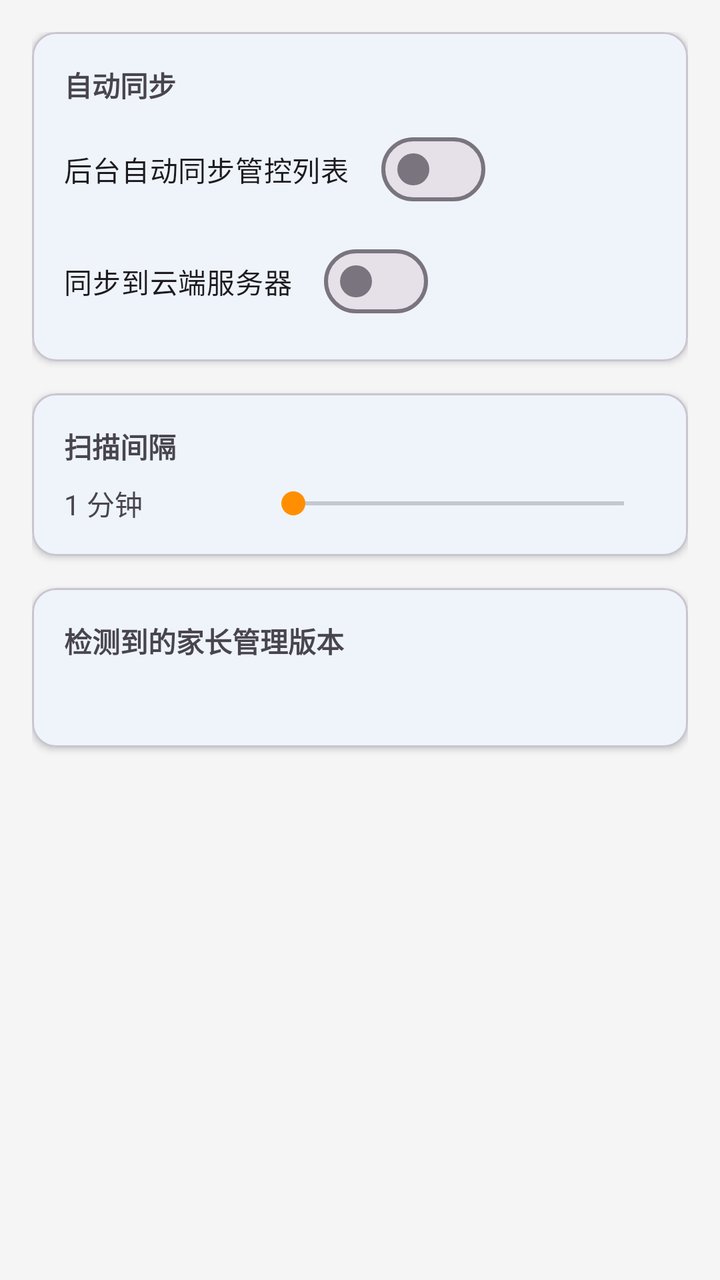
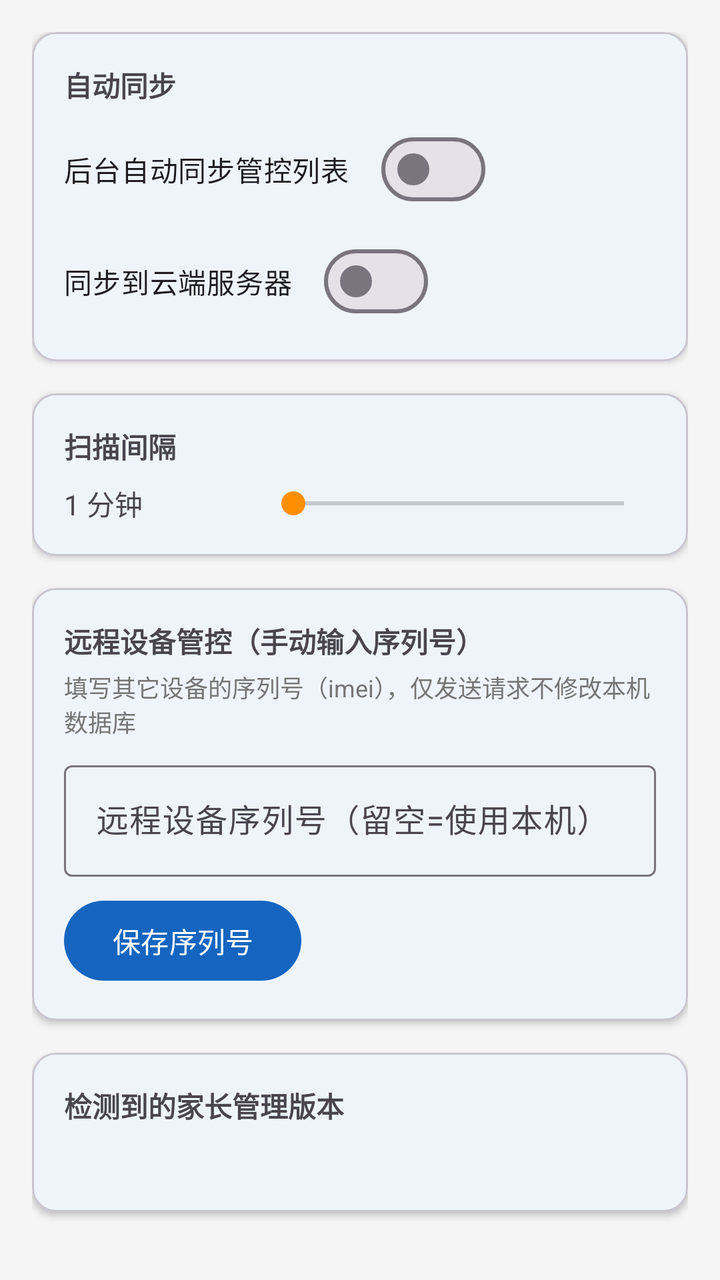

Compare the two renders of this Android layout. The source of the first and the diff that turns it into the second are given below.
<!-- AndroidManifest.xml: application theme Theme.ZaralynControl -->
<!-- res/layout/fragment_settings.xml -->
<?xml version="1.0" encoding="utf-8"?>
<LinearLayout xmlns:android="http://schemas.android.com/apk/res/android"
    xmlns:app="http://schemas.android.com/apk/res-auto"
    android:layout_width="match_parent"
    android:layout_height="match_parent"
    android:orientation="vertical"
    android:padding="16dp">

    <com.google.android.material.card.MaterialCardView
        android:layout_width="match_parent"
        android:layout_height="wrap_content"
        app:cardCornerRadius="12dp"
        app:cardElevation="2dp">

        <LinearLayout
            android:layout_width="match_parent"
            android:layout_height="wrap_content"
            android:orientation="vertical"
            android:padding="16dp">

            <TextView
                android:layout_width="wrap_content"
                android:layout_height="wrap_content"
                android:text="@string/setting_auto_sync"
                android:textStyle="bold" />

            <com.google.android.material.materialswitch.MaterialSwitch
                android:id="@+id/switchAutoSync"
                android:layout_width="wrap_content"
                android:layout_height="wrap_content"
                android:layout_marginTop="8dp"
                android:text="@string/setting_auto_sync_summary" />

            <com.google.android.material.materialswitch.MaterialSwitch
                android:id="@+id/switchCloudSync"
                android:layout_width="wrap_content"
                android:layout_height="wrap_content"
                android:layout_marginTop="8dp"
                android:text="@string/setting_cloud_sync_summary" />

        </LinearLayout>

    </com.google.android.material.card.MaterialCardView>

    <com.google.android.material.card.MaterialCardView
        android:layout_width="match_parent"
        android:layout_height="wrap_content"
        android:layout_marginTop="16dp"
        app:cardCornerRadius="12dp"
        app:cardElevation="2dp">

        <LinearLayout
            android:layout_width="match_parent"
            android:layout_height="wrap_content"
            android:orientation="vertical"
            android:padding="16dp">

            <TextView
                android:layout_width="wrap_content"
                android:layout_height="wrap_content"
                android:text="@string/setting_scan_interval"
                android:textStyle="bold" />

            <LinearLayout
                android:layout_width="match_parent"
                android:layout_height="wrap_content"
                android:layout_marginTop="8dp"
                android:orientation="horizontal"
                android:gravity="center_vertical">

                <TextView
                    android:id="@+id/tvIntervalValue"
                    android:layout_width="0dp"
                    android:layout_height="wrap_content"
                    android:layout_weight="1"
                    android:text="1 分钟" />

                <SeekBar
                    android:id="@+id/seekInterval"
                    android:layout_width="0dp"
                    android:layout_height="wrap_content"
                    android:layout_weight="2" />

            </LinearLayout>

        </LinearLayout>

    </com.google.android.material.card.MaterialCardView>

    <com.google.android.material.card.MaterialCardView
        android:layout_width="match_parent"
        android:layout_height="wrap_content"
        android:layout_marginTop="16dp"
        app:cardCornerRadius="12dp"
        app:cardElevation="2dp">

        <LinearLayout
            android:layout_width="match_parent"
            android:layout_height="wrap_content"
            android:orientation="vertical"
            android:padding="16dp">

            <TextView
                android:layout_width="wrap_content"
                android:layout_height="wrap_content"
                android:text="检测到的家长管理版本"
                android:textStyle="bold" />

            <TextView
                android:id="@+id/tvVersionInfo"
                android:layout_width="wrap_content"
                android:layout_height="wrap_content"
                android:layout_marginTop="8dp" />

        </LinearLayout>

    </com.google.android.material.card.MaterialCardView>

</LinearLayout>
<!-- resources referenced by this layout -->
<resources>
  <string name="setting_auto_sync">自动同步</string>
  <string name="setting_auto_sync_summary">后台自动同步管控列表</string>
  <string name="setting_cloud_sync_summary">同步到云端服务器</string>
  <string name="setting_scan_interval">扫描间隔</string>
  <style name="Theme.ZaralynControl" parent="Theme.Material3.DayNight.NoActionBar">
          <item name="colorPrimary">@color/primary</item>
          <item name="colorOnPrimary">@color/on_primary</item>
          <item name="colorPrimaryContainer">@color/primary_light</item>
          <item name="colorSecondary">@color/secondary</item>
          <item name="colorOnSecondary">@color/surface</item>
          <item name="colorSecondaryContainer">@color/secondary_dark</item>
          <item name="android:colorBackground">@color/background</item>
          <item name="colorSurface">@color/surface</item>
          <item name="colorOnSurface">@color/on_surface</item>
          <item name="android:statusBarColor">@color/primary_dark</item>
          <item name="android:navigationBarColor">@color/background</item>
      </style>
  <color name="primary">#1565C0</color>
  <color name="on_primary">#FFFFFF</color>
  <color name="primary_light">#42A5F5</color>
  <color name="secondary">#FF8F00</color>
  <color name="surface">#FFFFFF</color>
  <color name="secondary_dark">#FF6F00</color>
  <color name="background">#F5F5F5</color>
  <color name="on_surface">#212121</color>
  <color name="primary_dark">#0D47A1</color>
</resources>

<!-- the commit's change to res/layout/fragment_settings.xml (unified diff, before → after) -->
@@ -103,6 +103,59 @@
             <TextView
                 android:layout_width="wrap_content"
                 android:layout_height="wrap_content"
+                android:text="远程设备管控（手动输入序列号）"
+                android:textStyle="bold" />
+
+            <TextView
+                android:layout_width="wrap_content"
+                android:layout_height="wrap_content"
+                android:layout_marginTop="4dp"
+                android:textSize="12sp"
+                android:textColor="@color/text_secondary"
+                android:text="填写其它设备的序列号（imei），仅发送请求不修改本机数据库" />
+
+            <com.google.android.material.textfield.TextInputLayout
+                style="@style/Widget.Material3.TextInputLayout.OutlinedBox"
+                android:layout_width="match_parent"
+                android:layout_height="wrap_content"
+                android:layout_marginTop="8dp"
+                android:hint="远程设备序列号（留空=使用本机）">
+
+                <com.google.android.material.textfield.TextInputEditText
+                    android:id="@+id/etRemoteSerial"
+                    android:layout_width="match_parent"
+                    android:layout_height="wrap_content"
+                    android:inputType="text" />
+
+            </com.google.android.material.textfield.TextInputLayout>
+
+            <com.google.android.material.button.MaterialButton
+                android:id="@+id/btnSaveRemoteSerial"
+                android:layout_width="wrap_content"
+                android:layout_height="wrap_content"
+                android:layout_marginTop="8dp"
+                android:text="保存序列号" />
+
+        </LinearLayout>
+
+    </com.google.android.material.card.MaterialCardView>
+
+    <com.google.android.material.card.MaterialCardView
+        android:layout_width="match_parent"
+        android:layout_height="wrap_content"
+        android:layout_marginTop="16dp"
+        app:cardCornerRadius="12dp"
+        app:cardElevation="2dp">
+
+        <LinearLayout
+            android:layout_width="match_parent"
+            android:layout_height="wrap_content"
+            android:orientation="vertical"
+            android:padding="16dp">
+
+            <TextView
+                android:layout_width="wrap_content"
+                android:layout_height="wrap_content"
                 android:text="检测到的家长管理版本"
                 android:textStyle="bold" />
 
<!-- resource entries referenced after the edit -->
@@ -1,5 +1,6 @@
 <!-- resources referenced by this layout -->
 <resources>
+  <color name="text_secondary">#757575</color>
   <string name="setting_auto_sync">自动同步</string>
   <string name="setting_auto_sync_summary">后台自动同步管控列表</string>
   <string name="setting_cloud_sync_summary">同步到云端服务器</string>
